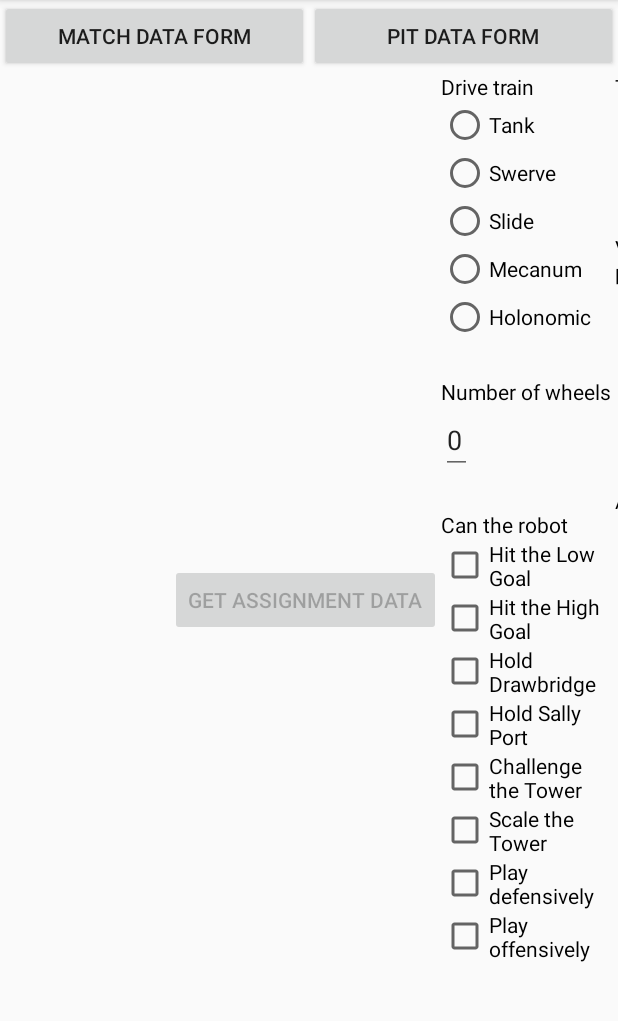
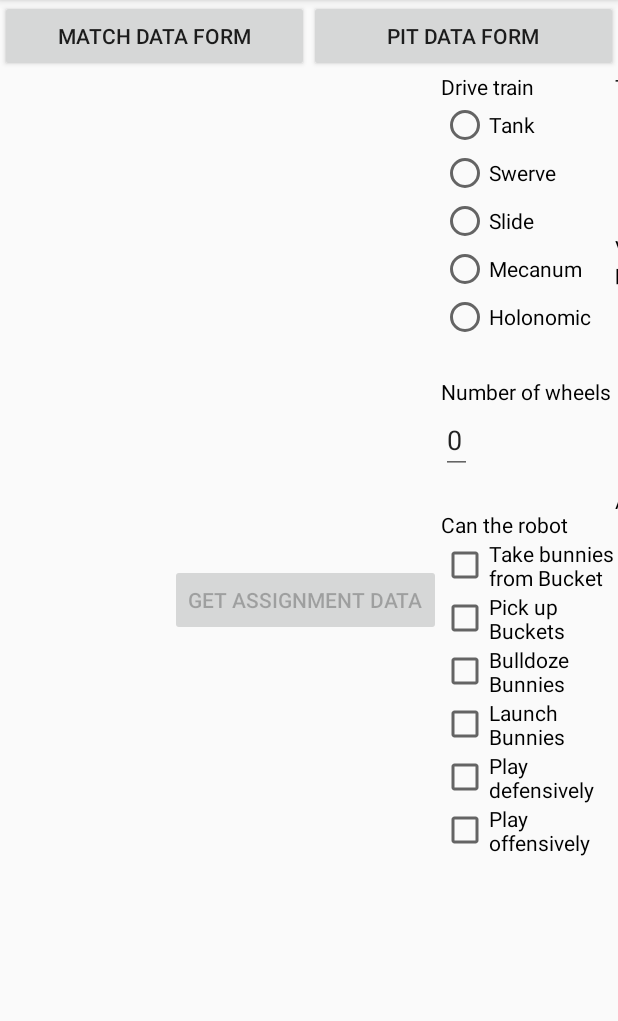
Before and after one commit to 2635Lakemonsters/ScoutNetClient, an Android app: the fragment RobotInfoFragment placed in its activity, on a phone screen of 412 x 824 dp, the part 84-1105 px from its top. Run offline under Robolectric (Android 15) with nearby library versions, the phone set to English and light mode, and no system bars; 1 statement that could not run was skipped.

Commit message:
Finished Pit Form
Server now needs to be finished and prepared for competition

```diff
--- a/app/src/main/res/layout/fragment_robot_info.xml
+++ b/app/src/main/res/layout/fragment_robot_info.xml
@@ -87,44 +87,32 @@
             android:textColor="@android:color/black"/>
 
         <CheckBox
+            android:id="@+id/canRetrieveBunnies"
             android:layout_width="wrap_content"
             android:layout_height="wrap_content"
-            android:text="@string/lowGoal"
-            android:id="@+id/canShootLow"
-            android:checked="false"/>
+            android:checked="false"
+            android:text="Take bunnies from Bucket" />
 
         <CheckBox
+            android:id="@+id/canLiftBucket"
             android:layout_width="wrap_content"
             android:layout_height="wrap_content"
-            android:text="@string/highGoal"
-            android:id="@+id/canShootHigh"
-            android:checked="false"/>
+            android:checked="false"
+            android:text="Pick up Buckets" />
 
         <CheckBox
+            android:id="@+id/canBulldoze"
             android:layout_width="wrap_content"
             android:layout_height="wrap_content"
-            android:text="@string/holdDrawBridge"
-            android:id="@+id/canHoldDrawbridge"
-            android:checked="false"/>
+            android:checked="false"
+            android:text="Bulldoze Bunnies" />
 
         <CheckBox
+            android:id="@+id/canLaunchBunnies"
             android:layout_width="wrap_content"
             android:layout_height="wrap_content"
-            android:text="@string/holdSallyPort"
-            android:id="@+id/canHoldSallyPort"
-            android:checked="false"/>
-
-        <CheckBox
-            android:layout_width="wrap_content"
-            android:layout_height="wrap_content"
-            android:text="@string/challengeTower"
-            android:id="@+id/canChallenge"/>
-
-        <CheckBox
-            android:layout_width="wrap_content"
-            android:layout_height="wrap_content"
-            android:text="@string/scaleTower"
-            android:id="@+id/canScale"/>
+            android:checked="false"
+            android:text="Launch Bunnies" />
 
         <CheckBox
             android:layout_width="wrap_content"
```
Also changed, not shown: app/src/main/java/org/team2635/scoutnetclient/FieldInfoActivity.java (+14 -22 lines), app/src/main/java/org/team2635/scoutnetclient/PitInfoActivity.java (+15 -23 lines), app/src/main/java/org/team2635/scoutnetclient/fragments/RobotInfoFragment.java (+9 -13 lines), app/src/main/res/layout/fragment_strategy_info.xml (+14 -14 lines), 2 other files.
